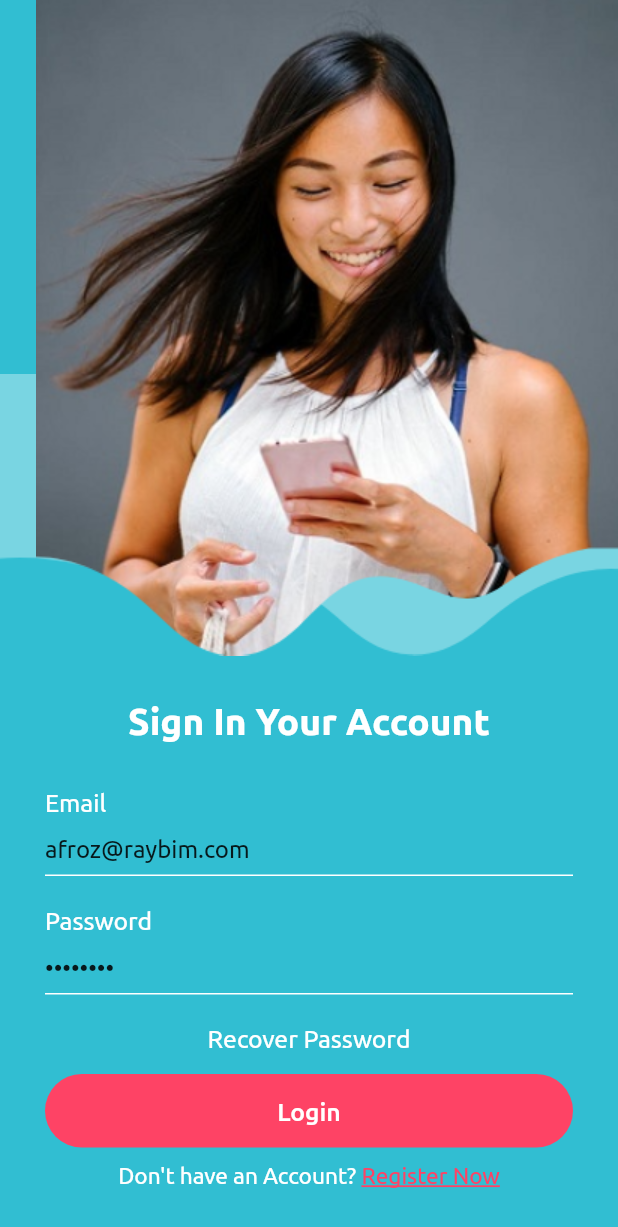
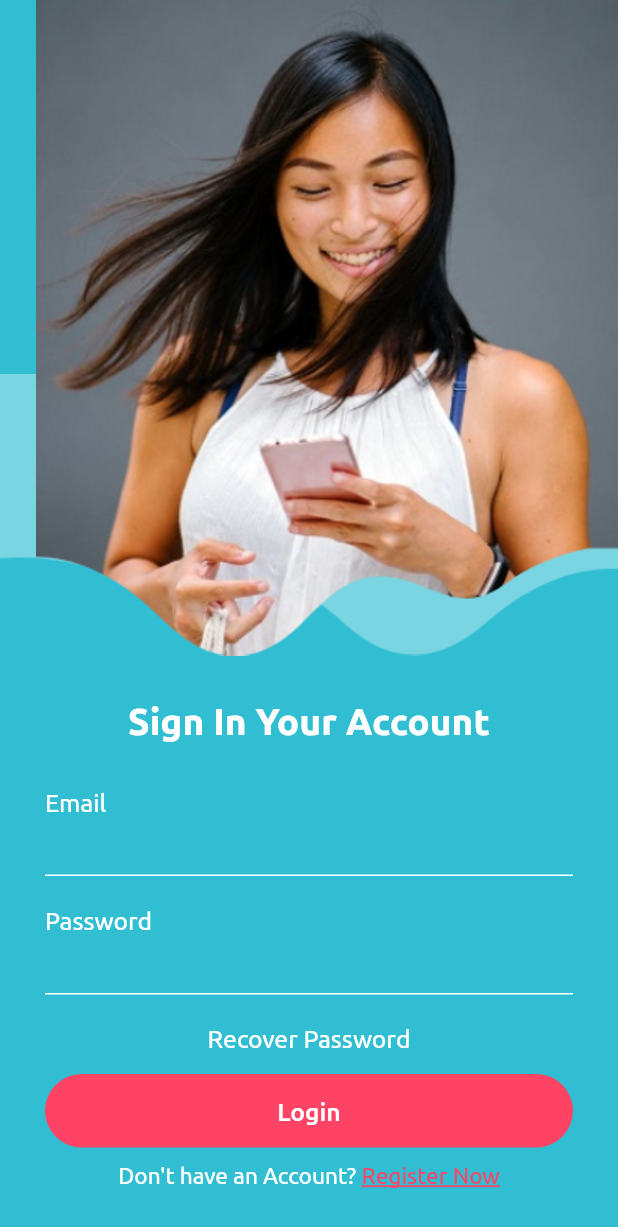
Before and after one commit to WhoAfrozHossain/iBrowser, a Flutter app: the Login screen opened by its route, on a phone screen of 412 x 824 dp. Shown: the top 1227 px of the screen. Run offline on Flutter 3.47's test engine with Material 2 defaults, Android fonts, the phone set to English and light mode, and no system bars; our stand-ins replace cached_network_image, firebase_core, firebase_messaging, flutter_colorpicker, flutter_local_notifications, flutter_svg and 8 more; missing offline and left inert: app_review, downloads_path_provider_28, flutter_downloader, flutter_inappwebview, share_extend; accounts and stored records are empty; project files that could hold a hidden picture were left out.

Commit message:
Bug Fixed

```diff
--- a/lib/Screens/Auth/Login.dart
+++ b/lib/Screens/Auth/Login.dart
@@ -13,10 +13,8 @@ class Login extends StatefulWidget {
 class _LoginState extends State<Login> {
   final GlobalKey<FormState> _formKey = GlobalKey<FormState>();
 
-  TextEditingController emailController =
-      new TextEditingController(text: "afroz@raybim.com");
-  TextEditingController passwordController =
-      new TextEditingController(text: "12345678");
+  TextEditingController emailController = new TextEditingController();
+  TextEditingController passwordController = new TextEditingController();
 
   @override
   Widget build(BuildContext context) {
@@ -175,7 +173,7 @@ class _LoginState extends State<Login> {
                         ),
                         GestureDetector(
                           onTap: () {
-                            Get.toNamed('/setup/city');
+                            Get.toNamed('/auth/register');
                           },
                           child: Text(
                             "Register Now",
--- a/lib/Screens/Browser/webview_tab.dart
+++ b/lib/Screens/Browser/webview_tab.dart
@@ -740,10 +740,10 @@ class WebViewTabState extends State<WebViewTab> with WidgetsBindingObserver {
                         }
                       },
                       child: bottomMenuItem(
-                          "${webViewModel!.isDesktopMode ? "Desktop" : "Mobile"} Mode",
+                          "${webViewModel!.isDesktopMode ? "Mobile" : "Desktop"} Mode",
                           webViewModel.isDesktopMode
-                              ? Icons.desktop_mac_rounded
-                              : Icons.phone_android)),
+                              ? Icons.phone_android
+                              : Icons.desktop_mac_rounded)),
                 TextButton(
                     onPressed: () {
                       if (LocalData().checkUserLogin()) {
--- a/pubspec.yaml
+++ b/pubspec.yaml
@@ -15,7 +15,7 @@ publish_to: 'none' # Remove this line if you wish to publish to pub.dev
 # In iOS, build-name is used as CFBundleShortVersionString while build-number used as CFBundleVersion.
 # Read more about iOS versioning at
 # https://developer.apple.com/library/archive/documentation/General/Reference/InfoPlistKeyReference/Articles/CoreFoundationKeys.html
-version: 1.0.0+1
+version: 2.0.0+2
 
 environment:
   sdk: ">=2.12.0 <3.0.0"
```
Also changed, not shown: lib/Screens/Browser/app_bar/url_search_page.dart (+22 -20 lines), lib/Screens/Browser/app_bar/webview_tab_app_bar.dart (+5 -5 lines), lib/Screens/History/BrowsingHistory.dart (+13 -8 lines), 3 other files.
